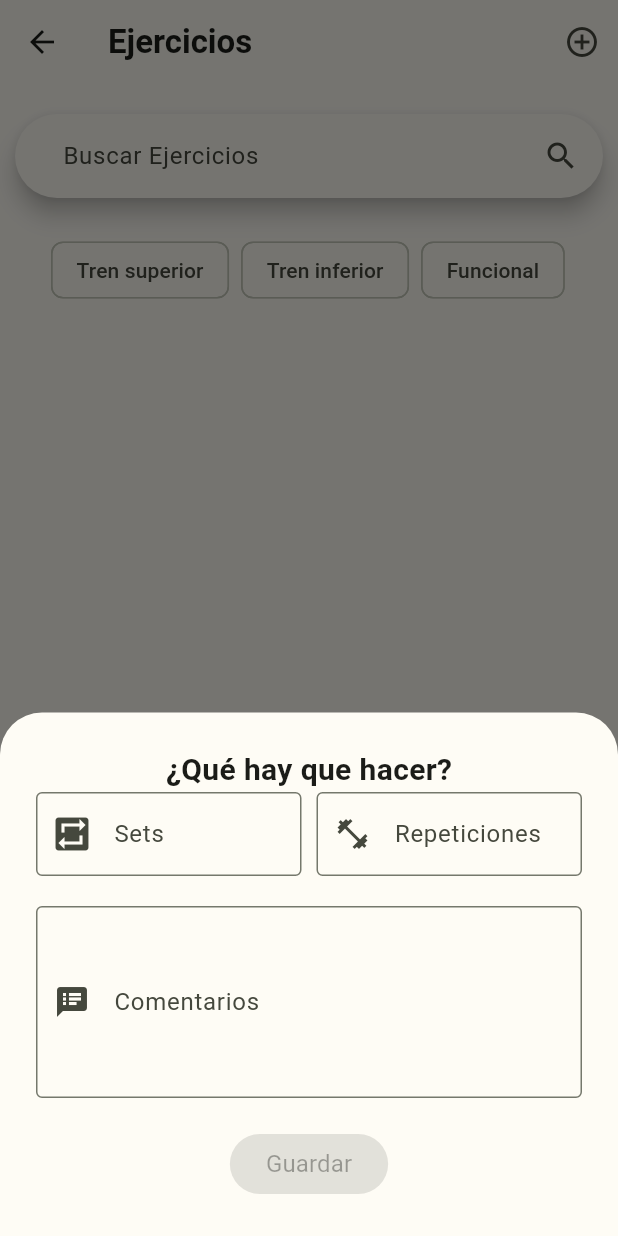
After one commit to GymTecProject/gym-tec-app, a Flutter app: the ManageExercisesPage screen opened directly, after a tap on the "add circle outline" icon, on a phone screen of 412 x 824 dp. The commit adds this screen. Run offline on Flutter 3.47's test engine with Material 2 defaults, Android fonts, the phone set to English and light mode, and no system bars; our stand-ins replace cloud_firestore, firebase_auth, firebase_core, flutter_svg, go_router, pinput and 1 more; accounts and stored records are empty.

Commit message:
Created page
Added button that shows bottomsheet for adding exercises. Needs to be added personalization of exercise info and also creation of exercises

```diff
--- a/lib/pages/admin/admin_page/admin_page.dart
+++ b/lib/pages/admin/admin_page/admin_page.dart
@@ -3,6 +3,7 @@ import 'package:flutter/material.dart';
 import 'package:gym_tec/components/ui/buttons/card_btn.dart';
 import 'package:gym_tec/components/ui/padding/content_padding.dart';
 import 'package:gym_tec/components/ui/separators/context_separator.dart';
+import 'package:gym_tec/pages/trainer/exercises/manage_exercises.dart';
 
 import 'package:gym_tec/pages/trainer/trainer_page/weekly_edit.dart';
 import 'package:gym_tec/pages/admin/admin_page/admin_search_user.dart';
@@ -26,6 +27,12 @@ class _AdminPageState extends State<AdminPage> {
       'subtitle': 'Editar/Establecer',
       'imgPath': 'assets/images/h1-1.png',
       'page': EditChallenges(),
+    },
+    {
+      'title': 'Ejercicios',
+      'subtitle': 'Agregar y editar ejercicios',
+      'imgPath': 'assets/images/h2-1.png',
+      'page': ManageExercisesPage(),
     },
   ];
 
--- /dev/null
+++ b/lib/pages/trainer/exercises/manage_exercises.dart
@@ -0,0 +1,418 @@
+import 'package:flutter/material.dart';
+import 'package:flutter/services.dart';
+import 'package:gym_tec/components/ui/buttons/action_btn.dart';
+import 'package:gym_tec/components/ui/buttons/card_btn.dart';
+import 'package:gym_tec/components/ui/padding/content_padding.dart';
+import 'package:gym_tec/components/ui/separators/context_separator.dart';
+import 'package:gym_tec/components/ui/separators/item_separator.dart';
+import 'package:gym_tec/interfaces/database_interface.dart';
+import 'package:gym_tec/models/excercises/exercise.dart';
+import 'package:gym_tec/models/routines/routine_exercise.dart';
+import 'package:gym_tec/services/dependency_manager.dart';
+
+class ManageExercisesPage extends StatefulWidget {
+
+  const ManageExercisesPage({super.key});
+
+  @override
+  State<ManageExercisesPage> createState() => _ManageExercisesPage();
+}
+
+class _ManageExercisesPage extends State<ManageExercisesPage> {
+  final DatabaseInterface dbService = DependencyManager.databaseService;
+  final GlobalKey<FormState> _formKey = GlobalKey<FormState>();
+  final TextEditingController _repsController = TextEditingController();
+  final TextEditingController _setsController = TextEditingController();
+  final TextEditingController _commentsController = TextEditingController();
+
+  int? _value;
+  String actEntry = '';
+
+  List<Exercise> _allExercises = [];
+  List<Exercise> _foundExcercises = [];
+
+  RoutineExercise? _selectedExercise;
+
+  final List<String> _categories = [
+    'Tren superior',
+    'Tren inferior',
+    'Funcional',
+    'Cardio',
+    'Core'
+  ];
+
+  void _getAllExercises() async {
+    try {
+      var exercises = await dbService.getExercises();
+      if (exercises.isNotEmpty) {
+        setState(() {
+          _allExercises = exercises;
+          _foundExcercises = _allExercises;
+        });
+      }
+    } catch (e) {
+      return null;
+    }
+  }
+
+  @override
+  void initState() {
+    _foundExcercises = _allExercises;
+    super.initState();
+    // _setsController.text =
+    //     widget.exercise.series != 0 ? widget.exercise.series.toString() : "";
+    // _repsController.text =
+    //     widget.exercise.repetitions != 0 ? widget.exercise.repetitions.toString() : "";
+    // _commentsController.text = widget.exercise.comment;
+
+    _selectedExercise = RoutineExercise(
+        name: "",
+        url: "",
+        category: "",
+        comment: "",
+        series: 0,
+        repetitions: 0);
+
+    _getAllExercises();
+  }
+
+  void _runFilter(String entered) {
+    List<Exercise> results = [];
+    if (_value != null) {
+      int value = _value!;
+      results = _allExercises
+          .where((item) =>
+              item.category
+                  .toLowerCase()
+                  .contains(_categories[value].toLowerCase()) &&
+              item.name.toLowerCase().contains(entered.toLowerCase()))
+          .toList();
+    } else {
+      if (entered.isEmpty) {
+        results = _allExercises;
+      } else {
+        results = _allExercises
+            .where((item) =>
+                item.name.toLowerCase().contains(entered.toLowerCase()))
+            .toList();
+      }
+    }
+
+    setState(() {
+      _foundExcercises = results;
+    });
+  }
+
+  // fix name not changing in workout on save
+
+  void _saveExercise() {
+    if (_formKey.currentState!.validate() && _selectedExercise != null) {
+      _selectedExercise!.comment = _commentsController.text;
+      _selectedExercise!.series = int.parse(_setsController.text);
+      _selectedExercise!.repetitions = int.parse(_repsController.text);
+
+      Navigator.pop(context);
+      Navigator.pop(context, _selectedExercise);
+    }
+  }
+
+  void showBottomSheetAddExercise(){
+    showModalBottomSheet<void>(
+      isScrollControlled: true,
+      context: context,
+      builder: (BuildContext context) {
+        return Padding(
+          padding:
+              MediaQuery.of(context).viewInsets,
+          child: SingleChildScrollView(
+            child: Form(
+              key: _formKey,
+              child: Container(
+                padding:
+                    const EdgeInsets.all(24.0),
+                child: Column(
+                  mainAxisAlignment:
+                      MainAxisAlignment.center,
+                  mainAxisSize: MainAxisSize.min,
+                  children: <Widget>[
+
+                    Text(
+                        '¿Qué hay que hacer?',
+                      style: TextStyle(
+                        fontWeight:
+                          FontWeight.bold,
+                          fontSize: 20,
+                      ),
+                    ),
+                    Row(
+                      children: [
+                        Flexible(
+                          child: TextFormField(
+                            controller:
+                                _setsController,
+                            keyboardType:
+                              TextInputType.number,
+                            inputFormatters: <TextInputFormatter>[
+                              FilteringTextInputFormatter.digitsOnly
+                            ],
+                            decoration:
+                                const InputDecoration(
+                              prefixIcon: Icon(
+                                  Icons
+                                      .repeat_on),
+                              labelText: 'Sets',
+                              hintText: 'Ej: 3',
+                              border:
+                                  OutlineInputBorder(),
+                            ),
+                          ),
+                        ),
+                        const ItemSeparator(),
+                        Flexible(
+                          child: TextFormField(
+                            controller:
+                                _repsController,
+                            keyboardType:
+                              TextInputType.number,
+                            inputFormatters: <TextInputFormatter>[
+                              FilteringTextInputFormatter.digitsOnly
+                            ],
+                            decoration:
+                                const InputDecoration(
+                              prefixIcon: Icon(Icons
+                                  .fitness_center),
+                              labelText:
+                                  'Repeticiones',
+                              hintText: 'Ej: 12',
+                              border:
+                                  OutlineInputBorder(),
+                            ),
+                          ),
+                        ),
+                      ],
+                    ),
+                    const ContextSeparator(),
+                    TextFormField(
+                      controller:
+                          _commentsController,
+                      maxLines:
+                          4, // Establece el número de líneas que desees
+                      decoration:
+                          const InputDecoration(
+                        prefixIcon: Icon(
+                            Icons.speaker_notes),
+                        labelText: 'Comentarios',
+                        border:
+                            OutlineInputBorder(),
+                      ),
+                    ),
+                    const ContextSeparator(),
+                    ActionBtn(
+                        title: "Guardar",
+                        disabled: _setsController.text.isEmpty ||
+                            _repsController.text.isEmpty,
+                        onPressed: _saveExercise),
+                  ],
+                ),
+              ),
+            ),
+          ),
+        );
+      },
+    );
+  }
+
+  @override
+  Widget build(BuildContext context) {
+    return Scaffold(
+        appBar: AppBar(
+          title: const Text(
+            'Ejercicios',
+            style: TextStyle(
+              // color: Colors.white,
+              fontWeight: FontWeight.bold,
+            ),
+          ),
+        actions: <Widget>[
+            IconButton(
+              icon: const Icon(Icons.add_circle_outline_outlined),
+              onPressed: () {
+                showBottomSheetAddExercise();
+              },
+            ),
+          ],
+        ),
+        body: Padding(
+            padding: const EdgeInsets.all(10.0),
+            child: Column(
+              children: [
+                const SizedBox(
+                  height: 10,
+                ),
+                SearchAnchor(
+                  builder: (context, controller) => SearchBar(
+                    hintText: 'Buscar Ejercicios',
+                    padding: const MaterialStatePropertyAll<EdgeInsets>(
+                        EdgeInsets.symmetric(horizontal: 16.0)),
+                    onChanged: (value) {
+                      actEntry = value;
+                      _runFilter(value);
+                    },
+                    trailing: const <Widget>[Icon(Icons.search)],
+                  ),
+                  suggestionsBuilder:
+                      (BuildContext context, SearchController controller) {
+                    return List<ListTile>.generate(5, (index) {
+                      final String item = 'item $index';
+                      return ListTile(
+                        title: Text(item),
+                        onTap: () {
+                          setState(() {
+                            controller.closeView(item);
+                          });
+                        },
+                      );
+                    });
+                  },
+                ),
+                ContentPadding(
+                  child: SingleChildScrollView(
+                      scrollDirection: Axis.horizontal,
+                      child: Row(
+                        mainAxisAlignment: MainAxisAlignment.center,
+                        children: [
+                          for (int i = 0; i < _categories.length; i++)
+                            Padding(
+                              padding: const EdgeInsets.all(4.0),
+                              child: ChoiceChip(
+                                label: Text(_categories[i]),
+                                selected: _value == i,
+                                onSelected: (bool selected) {
+                                  setState(() {
+                                    _value = selected ? i : null;
+                                    _runFilter(actEntry);
+                                  });
+                                },
+                              ),
+                            ),
+                        ],
+                      )),
+                ),
+                Expanded(
+                    child: ListView.builder(
+                        itemCount: _foundExcercises.length,
+                        itemBuilder: (context, index) => Padding(
+                              padding: const EdgeInsets.all(4.0),
+                              child: CardBtn(
+                                title: _foundExcercises[index].name,
+                                subtitle: _foundExcercises[index].category,
+                                onPressed: () {
+                                  setState(() {
+                                    _selectedExercise!.name =
+                                        _foundExcercises[index].name;
+                                    _selectedExercise!.url =
+                                        _foundExcercises[index].url;
+                                    _selectedExercise!.category =
+                                        _foundExcercises[index].category;
+                                  });
+                                  showModalBottomSheet<void>(
+                                    isScrollControlled: true,
+                                    context: context,
+                                    builder: (BuildContext context) {
+                                      return Padding(
+                                        padding:
+                                            MediaQuery.of(context).viewInsets,
+                                        child: SingleChildScrollView(
+                                          child: Form(
+                                            key: _formKey,
+                                            child: Container(
+                                              padding:
+                                                  const EdgeInsets.all(24.0),
+                                              child: Column(
+                                                mainAxisAlignment:
+                                                    MainAxisAlignment.center,
+                                                mainAxisSize: MainAxisSize.min,
+                                                children: <Widget>[
+                                                  Row(
+                                                    children: [
+                                                      Flexible(
+                                                        child: TextFormField(
+                                                          controller:
+                                                              _setsController,
+                                                          keyboardType:
+                                                            TextInputType.number,
+                                                          inputFormatters: <TextInputFormatter>[
+                                                            FilteringTextInputFormatter.digitsOnly
+                                                          ],
+                                                          decoration:
+                                                              const InputDecoration(
+                                                            prefixIcon: Icon(
+                                                                Icons
+                                                                    .repeat_on),
+                                                            labelText: 'Sets',
+                                                            hintText: 'Ej: 3',
+                                                            border:
+                                                                OutlineInputBorder(),
+                                                          ),
+                                                        ),
+                                                      ),
+                                                      const ItemSeparator(),
+                                                      Flexible(
+                                                        child: TextFormField(
+                                                          controller:
+                                                              _repsController,
+                                                          keyboardType:
+                                                            TextInputType.number,
+                                                          inputFormatters: <TextInputFormatter>[
+                                                            FilteringTextInputFormatter.digitsOnly
+                                                          ],
+                                                          decoration:
+                                                              const InputDecoration(
+                                                            prefixIcon: Icon(Icons
+                                                                .fitness_center),
+                                                            labelText:
+                                                                'Repeticiones',
+                                                            hintText: 'Ej: 12',
+                                                            border:
+                                                                OutlineInputBorder(),
+                                                          ),
+                                                        ),
+                                                      ),
+                                                    ],
+                                                  ),
+                                                  const ContextSeparator(),
+                                                  TextFormField(
+                                                    controller:
+                                                        _commentsController,
+                                                    maxLines:
+                                                        4, // Establece el número de líneas que desees
+                                                    decoration:
+                                                        const InputDecoration(
+                                                      prefixIcon: Icon(
+                                                          Icons.speaker_notes),
+                                                      labelText: 'Comentarios',
+                                                      border:
+                                                          OutlineInputBorder(),
+                                                    ),
+                                                  ),
+                                                  const ContextSeparator(),
+                                                  ActionBtn(
+                                                      title: "Guardar",
+                                                      disabled: _setsController.text.isEmpty ||
+                                                          _repsController.text.isEmpty,
+                                                      onPressed: _saveExercise),
+                                                ],
+                                              ),
+                                            ),
+                                          ),
+                                        ),
+                                      );
+                                    },
+                                  );
+                                },
+                              ),
+                            ))),
+              ],
+            )));
+  }
+}
--- a/lib/pages/trainer/trainer_page/trainer_page.dart
+++ b/lib/pages/trainer/trainer_page/trainer_page.dart
@@ -4,6 +4,7 @@ import 'package:flutter/material.dart';
 import 'package:gym_tec/components/ui/buttons/card_btn.dart';
 import 'package:gym_tec/components/ui/padding/content_padding.dart';
 import 'package:gym_tec/components/ui/separators/context_separator.dart';
+import 'package:gym_tec/pages/trainer/exercises/manage_exercises.dart';
 import 'package:gym_tec/pages/trainer/trainer_page/weekly_edit.dart';
 import 'package:gym_tec/pages/trainer/trainer_page/search_user.dart';
 
@@ -26,6 +27,12 @@ class _TrainerPageState extends State<TrainerPage> {
       'subtitle': 'Editar/Establecer',
       'imgPath': 'assets/images/h1-1.png',
       'page': EditChallenges(),
+    },
+    {
+      'title': 'Ejercicios',
+      'subtitle': 'Agregar y editar ejercicios',
+      'imgPath': 'assets/images/h2-1.png',
+      'page': ManageExercisesPage(),
     },
   ];
 
```
